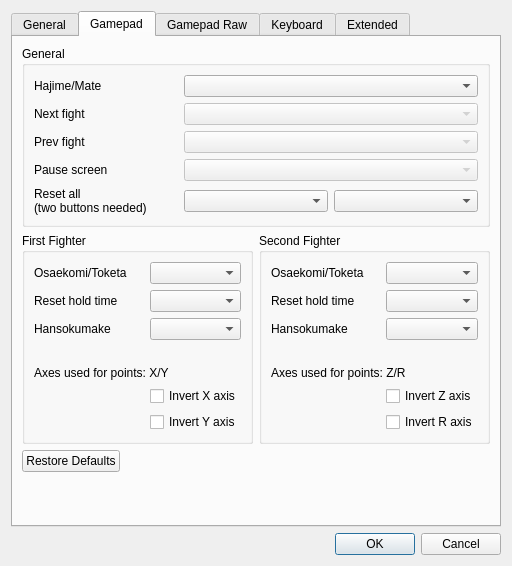
Qt form base/SettingsDlg.ui (fmuecke/Ipponboard) before a commit.
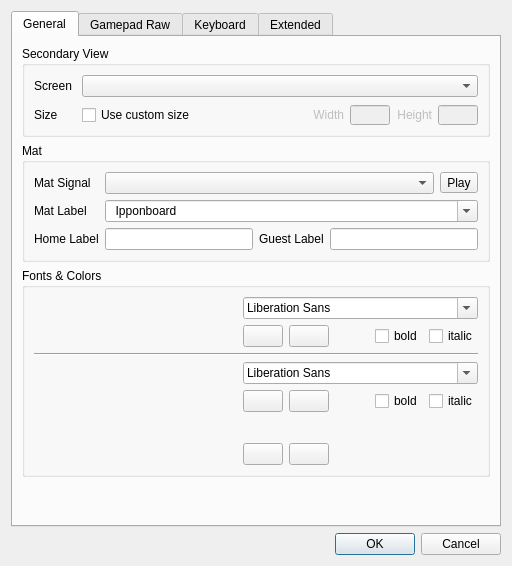
The same form after that commit. The open tabs and pages were chosen to show the change. Icons and pictures are not drawn. Custom widgets are drawn as their Qt base class.

Commit message:
Drop legacy gamepad mapping tab
- remove the legacy controller tab and associated combo bindings

- streamline raw binding storage and keep axis inversion in sync

Patch:
```diff
--- a/base/SettingsDlg.ui
+++ b/base/SettingsDlg.ui
@@ -737,352 +737,6 @@
        </item>
       </layout>
      </widget>
-     <widget class="QWidget" name="tab_gamepad">
-      <attribute name="icon">
-       <iconset resource="ipponboard.qrc">
-        <normaloff>:/res/icons/controller.png</normaloff>:/res/icons/controller.png</iconset>
-      </attribute>
-      <attribute name="title">
-       <string>Gamepad</string>
-      </attribute>
-      <layout class="QGridLayout" name="gridLayout_6" rowstretch="0,0,0,0,0,0,0">
-       <item row="1" column="0">
-        <widget class="QGroupBox" name="groupBox_buttons">
-         <property name="title">
-          <string>General</string>
-         </property>
-         <layout class="QGridLayout" name="gridLayout_2">
-          <item row="1" column="0">
-           <widget class="QLabel" name="label_next">
-            <property name="text">
-             <string>Next fight</string>
-            </property>
-           </widget>
-          </item>
-          <item row="1" column="1" colspan="2">
-           <widget class="QComboBox" name="comboBox_next">
-            <property name="enabled">
-             <bool>false</bool>
-            </property>
-            <property name="sizeAdjustPolicy">
-             <enum>QComboBox::AdjustToContentsOnFirstShow</enum>
-            </property>
-            <property name="frame">
-             <bool>true</bool>
-            </property>
-           </widget>
-          </item>
-          <item row="3" column="0">
-           <widget class="QLabel" name="label_pause">
-            <property name="text">
-             <string>Pause screen</string>
-            </property>
-           </widget>
-          </item>
-          <item row="3" column="1" colspan="2">
-           <widget class="QComboBox" name="comboBox_pause">
-            <property name="enabled">
-             <bool>false</bool>
-            </property>
-            <property name="sizeAdjustPolicy">
-             <enum>QComboBox::AdjustToContentsOnFirstShow</enum>
-            </property>
-            <property name="frame">
-             <bool>true</bool>
-            </property>
-           </widget>
-          </item>
-          <item row="4" column="0">
-           <widget class="QLabel" name="label_reset">
-            <property name="text">
-             <string>Reset all
-(two buttons needed)</string>
-            </property>
-           </widget>
-          </item>
-          <item row="4" column="1">
-           <widget class="QComboBox" name="comboBox_reset">
-            <property name="sizeAdjustPolicy">
-             <enum>QComboBox::AdjustToContentsOnFirstShow</enum>
-            </property>
-            <property name="frame">
-             <bool>true</bool>
-            </property>
-           </widget>
-          </item>
-          <item row="2" column="0">
-           <widget class="QLabel" name="label_prev">
-            <property name="text">
-             <string>Prev fight</string>
-            </property>
-           </widget>
-          </item>
-          <item row="2" column="1" colspan="2">
-           <widget class="QComboBox" name="comboBox_prev">
-            <property name="enabled">
-             <bool>false</bool>
-            </property>
-            <property name="sizeAdjustPolicy">
-             <enum>QComboBox::AdjustToContentsOnFirstShow</enum>
-            </property>
-            <property name="frame">
-             <bool>true</bool>
-            </property>
-           </widget>
-          </item>
-          <item row="0" column="0">
-           <widget class="QLabel" name="label_hajime_mate">
-            <property name="text">
-             <string>Hajime/Mate</string>
-            </property>
-           </widget>
-          </item>
-          <item row="0" column="1" colspan="2">
-           <widget class="QComboBox" name="comboBox_hajime_mate">
-            <property name="enabled">
-             <bool>true</bool>
-            </property>
-            <property name="sizeAdjustPolicy">
-             <enum>QComboBox::AdjustToContentsOnFirstShow</enum>
-            </property>
-            <property name="frame">
-             <bool>true</bool>
-            </property>
-           </widget>
-          </item>
-          <item row="4" column="2">
-           <widget class="QComboBox" name="comboBox_reset_2">
-            <property name="sizeAdjustPolicy">
-             <enum>QComboBox::AdjustToContentsOnFirstShow</enum>
-            </property>
-            <property name="frame">
-             <bool>true</bool>
-            </property>
-           </widget>
-          </item>
-         </layout>
-        </widget>
-       </item>
-       <item row="5" column="0">
-        <widget class="QDialogButtonBox" name="buttonBox_2">
-         <property name="orientation">
-          <enum>Qt::Horizontal</enum>
-         </property>
-         <property name="standardButtons">
-          <set>QDialogButtonBox::RestoreDefaults</set>
-         </property>
-        </widget>
-       </item>
-       <item row="2" column="0">
-        <layout class="QHBoxLayout" name="horizontalLayout_3">
-         <property name="bottomMargin">
-          <number>0</number>
-         </property>
-         <item>
-          <widget class="QGroupBox" name="groupBox_first">
-           <property name="title">
-            <string>First Fighter</string>
-           </property>
-           <layout class="QGridLayout" name="gridLayout_4">
-            <item row="0" column="0">
-             <widget class="QLabel" name="label_first_holding">
-              <property name="text">
-               <string>Osaekomi/Toketa</string>
-              </property>
-             </widget>
-            </item>
-            <item row="0" column="1">
-             <widget class="QComboBox" name="comboBox_first_holding">
-              <property name="sizeAdjustPolicy">
-               <enum>QComboBox::AdjustToContentsOnFirstShow</enum>
-              </property>
-              <property name="frame">
-               <bool>true</bool>
-              </property>
-             </widget>
-            </item>
-            <item row="1" column="1">
-             <widget class="QComboBox" name="comboBox_reset_hold_first">
-              <property name="sizeAdjustPolicy">
-               <enum>QComboBox::AdjustToContentsOnFirstShow</enum>
-              </property>
-              <property name="frame">
-               <bool>true</bool>
-              </property>
-             </widget>
-            </item>
-            <item row="1" column="0">
-             <widget class="QLabel" name="label_first_reset_hold_time">
-              <property name="text">
-               <string>Reset hold time</string>
-              </property>
-             </widget>
-            </item>
-            <item row="2" column="0">
-             <widget class="QLabel" name="label_hansokumake_first">
-              <property name="text">
-               <string>Hansokumake</string>
-              </property>
-             </widget>
-            </item>
-            <item row="2" column="1">
-             <widget class="QComboBox" name="comboBox_hansokumake_first">
-              <property name="sizeAdjustPolicy">
-               <enum>QComboBox::AdjustToContentsOnFirstShow</enum>
-              </property>
-              <property name="frame">
-               <bool>true</bool>
-              </property>
-             </widget>
-            </item>
-            <item row="4" column="0" colspan="2">
-             <widget class="QLabel" name="label_3">
-              <property name="text">
-               <string>Axes used for points: X/Y</string>
-              </property>
-             </widget>
-            </item>
-            <item row="3" column="0">
-             <spacer name="horizontalSpacer_2">
-              <property name="orientation">
-               <enum>Qt::Horizontal</enum>
-              </property>
-              <property name="sizeHint" stdset="0">
-               <size>
-                <width>40</width>
-                <height>20</height>
-               </size>
-              </property>
-             </spacer>
-            </item>
-            <item row="6" column="1">
-             <widget class="QCheckBox" name="checkBox_invert_y_axis">
-              <property name="text">
-               <string>Invert Y axis</string>
-              </property>
-             </widget>
-            </item>
-            <item row="5" column="1">
-             <widget class="QCheckBox" name="checkBox_invert_x_axis">
-              <property name="text">
-               <string>Invert X axis</string>
-              </property>
-             </widget>
-            </item>
-           </layout>
-          </widget>
-         </item>
-         <item>
-          <widget class="QGroupBox" name="groupBox_second">
-           <property name="title">
-            <string>Second Fighter</string>
-           </property>
-           <layout class="QGridLayout" name="gridLayout_5">
-            <item row="0" column="0">
-             <widget class="QLabel" name="label_second_holding">
-              <property name="text">
-               <string>Osaekomi/Toketa</string>
-              </property>
-             </widget>
-            </item>
-            <item row="0" column="1">
-             <widget class="QComboBox" name="comboBox_second_holding">
-              <property name="sizeAdjustPolicy">
-               <enum>QComboBox::AdjustToContentsOnFirstShow</enum>
-              </property>
-              <property name="frame">
-               <bool>true</bool>
-              </property>
-             </widget>
-            </item>
-            <item row="1" column="0">
-             <widget class="QLabel" name="label_second_reset_hold_time">
-              <property name="text">
-               <string>Reset hold time</string>
-              </property>
-             </widget>
-            </item>
-            <item row="1" column="1">
-             <widget class="QComboBox" name="comboBox_reset_hold_second">
-              <property name="sizeAdjustPolicy">
-               <enum>QComboBox::AdjustToContentsOnFirstShow</enum>
-              </property>
-              <property name="frame">
-               <bool>true</bool>
-              </property>
-             </widget>
-            </item>
-            <item row="2" column="0">
-             <widget class="QLabel" name="label_hansokumake_second">
-              <property name="text">
-               <string>Hansokumake</string>
-              </property>
-             </widget>
-            </item>
-            <item row="2" column="1">
-             <widget class="QComboBox" name="comboBox_hansokumake_second">
-              <property name="sizeAdjustPolicy">
-               <enum>QComboBox::AdjustToContentsOnFirstShow</enum>
-              </property>
-              <property name="frame">
-               <bool>true</bool>
-              </property>
-             </widget>
-            </item>
-            <item row="5" column="1">
-             <widget class="QCheckBox" name="checkBox_invert_z_axis">
-              <property name="text">
-               <string>Invert Z axis</string>
-              </property>
-             </widget>
-            </item>
-            <item row="6" column="1">
-             <widget class="QCheckBox" name="checkBox_invert_r_axis">
-              <property name="text">
-               <string>Invert R axis</string>
-              </property>
-             </widget>
-            </item>
-            <item row="4" column="0" colspan="2">
-             <widget class="QLabel" name="label_4">
-              <property name="text">
-               <string>Axes used for points: Z/R</string>
-              </property>
-             </widget>
-            </item>
-            <item row="3" column="0">
-             <spacer name="horizontalSpacer_3">
-              <property name="orientation">
-               <enum>Qt::Horizontal</enum>
-              </property>
-              <property name="sizeHint" stdset="0">
-               <size>
-                <width>40</width>
-                <height>20</height>
-               </size>
-              </property>
-             </spacer>
-            </item>
-           </layout>
-          </widget>
-         </item>
-        </layout>
-       </item>
-       <item row="6" column="0">
-        <spacer name="verticalSpacer">
-         <property name="orientation">
-          <enum>Qt::Vertical</enum>
-         </property>
-         <property name="sizeHint" stdset="0">
-          <size>
-           <width>20</width>
-           <height>40</height>
-          </size>
-         </property>
-        </spacer>
-       </item>
-      </layout>
-     </widget>
      <widget class="QWidget" name="tab_gamepad_raw">
       <attribute name="icon">
        <iconset resource="ipponboard.qrc">
```
Left out of the diff: 85 changed lines with no effect on the pictures. Lines whose indentation alone changed are shown as unchanged. The commit also changes 2 other files.
